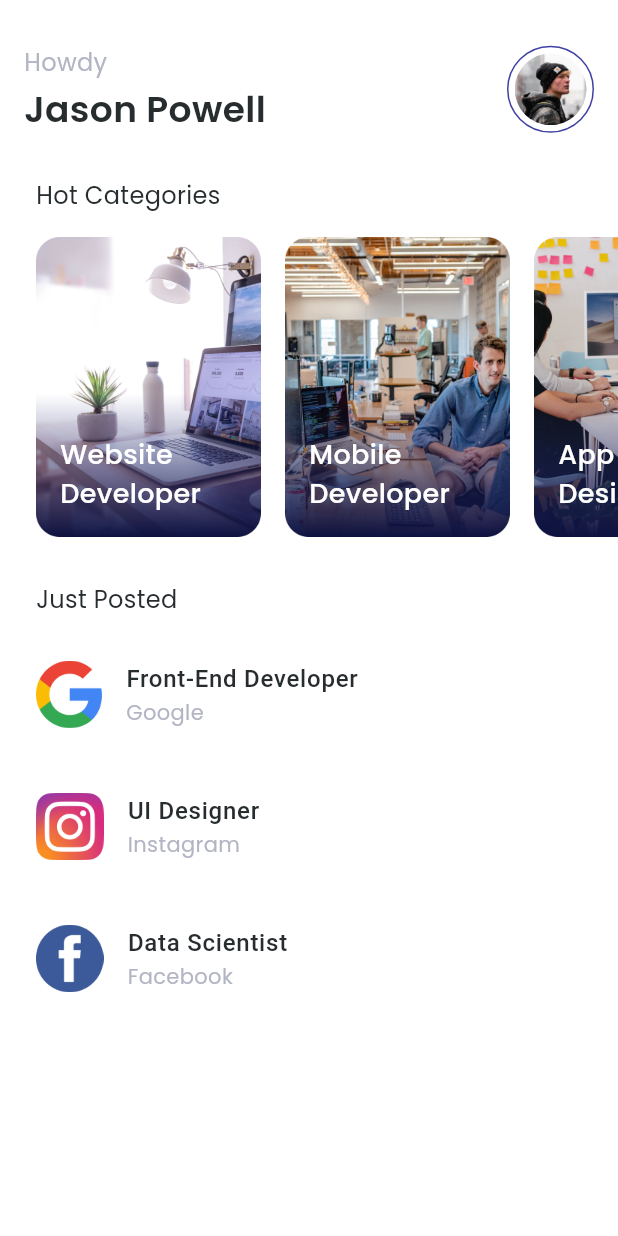
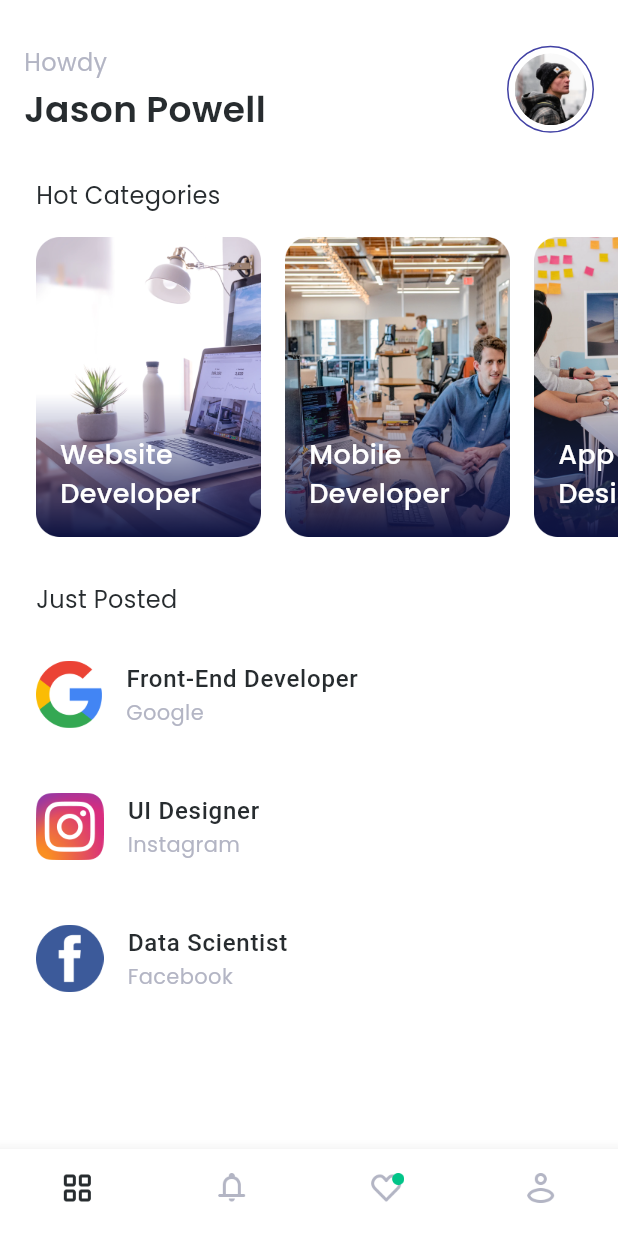
Before and after one commit to devmotive/futurejob, a Flutter app: the HomePage screen opened by its route, on a phone screen of 412 x 824 dp. Run offline on Flutter 3.47's test engine with Material 3 defaults, Android fonts, the phone set to English and light mode, and no system bars; our stand-ins replace google_fonts, image_picker.

Commit message:
feat: Add bottom navigation bar to HomePage
- Added `_bottomNavigationBar` widget to `HomePage`.
- The navigation bar includes icons for Home, Notification, Favorite, and Profile.
- TODO: Implement navigation functionality.

```diff
--- a/lib/pages/home_page.dart
+++ b/lib/pages/home_page.dart
@@ -69,6 +69,7 @@ class HomePage extends StatelessWidget {
           ),
         ),
       ),
+      bottomNavigationBar: _bottomNavigationBar(),
     );
   }
 
@@ -200,4 +201,34 @@ class HomePage extends StatelessWidget {
       ),
     );
   }
+
+  /// Builds the bottom navigation bar for the HomePage.
+  /// Displays icons for Home, Notification, Favorite, and Profile.
+  // TODO: Implement navigation functionality for bottom navigation bar items.
+  Widget _bottomNavigationBar() {
+    return BottomNavigationBar(
+      backgroundColor: kWhiteColor,
+      type: BottomNavigationBarType.fixed,
+      showSelectedLabels: false,
+      showUnselectedLabels: false,
+      items: [
+        BottomNavigationBarItem(
+          icon: Image.asset(Assets.assetsIconHome, width: 24),
+          label: 'Home',
+        ),
+        BottomNavigationBarItem(
+          icon: Image.asset(Assets.assetsIconNotification, width: 24),
+          label: 'Notification',
+        ),
+        BottomNavigationBarItem(
+          icon: Image.asset(Assets.assetsIconFavorite, width: 24),
+          label: 'Favorite',
+        ),
+        BottomNavigationBarItem(
+          icon: Image.asset(Assets.assetsIconProfile, width: 24),
+          label: 'Profile',
+        ),
+      ],
+    );
+  }
 }
```
